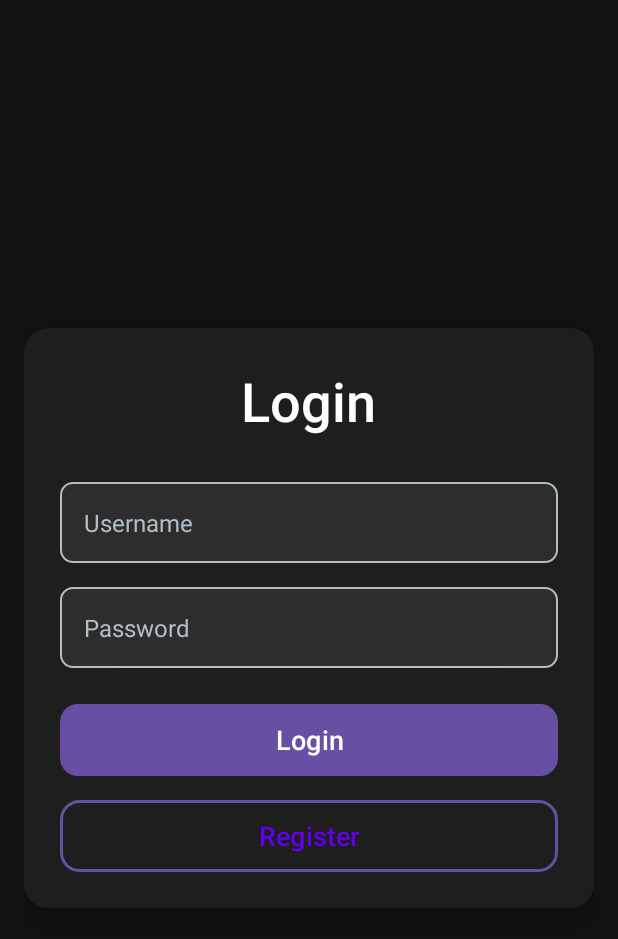
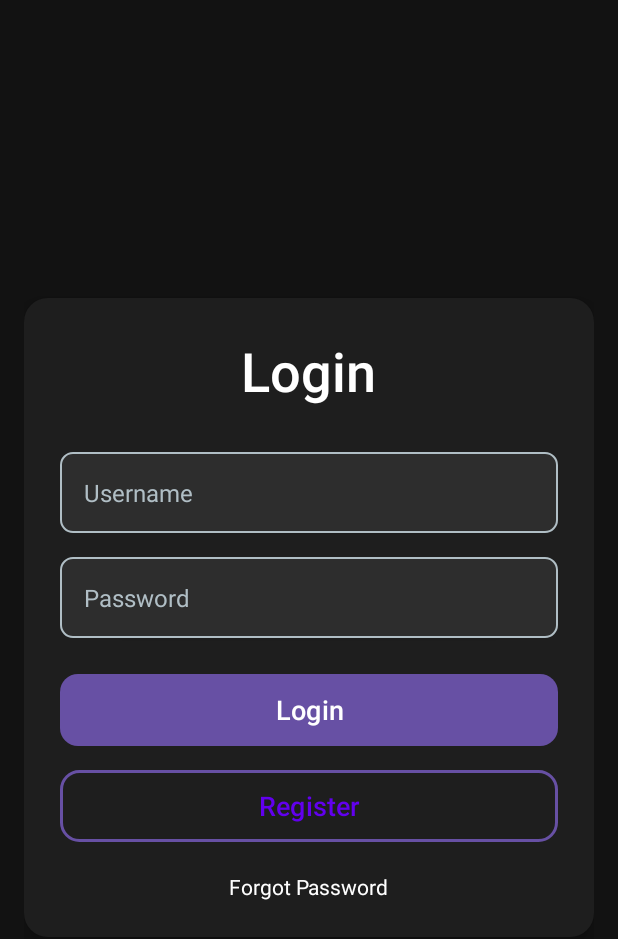
Before and after one commit to Vora-Namra/QuickShop, an Android app: the screen it shows after launch (MainActivity), on a phone screen of 412 x 824 dp. Shown: the top 939 px of the screen. Run offline under Robolectric (Android 15) with nearby library versions, the phone set to English and light mode, and no system bars.

Commit message:
updating login & slider functional

```diff
--- a/app/src/main/java/com/example/ecommerceapp/DatabaseHelper.java
+++ b/app/src/main/java/com/example/ecommerceapp/DatabaseHelper.java
@@ -320,7 +320,7 @@ public class DatabaseHelper extends SQLiteOpenHelper {
                         COLUMN_PRODUCT_NAME + ", " +
                         COLUMN_PRODUCT_DESCRIPTION + ", " +
                         COLUMN_PRODUCT_PRICE + ", " +
-                        COLUMN_PRODUCT_IMAGE_URL + ") VALUES ('Smartphone', 'High-end smartphone with advanced features', 999.99, 'https://www.images.pexels.com/photos/404280/pexels-photo-404280.jpeg?auto=compress&cs=tinysrgb&dpr=2&h=750&w=1260')",
+                        COLUMN_PRODUCT_IMAGE_URL + ") VALUES ('Smartphone', 'High-end smartphone with advanced features', 999.99, 'https://images.pexels.com/photos/607812/pexels-photo-607812.jpeg?auto=compress&cs=tinysrgb&dpr=2&h=750&w=1260')",
                 "INSERT INTO " + TABLE_PRODUCTS + " (" +
                         COLUMN_PRODUCT_NAME + ", " +
                         COLUMN_PRODUCT_DESCRIPTION + ", " +
--- a/app/src/main/java/com/example/ecommerceapp/HomeFragment.java
+++ b/app/src/main/java/com/example/ecommerceapp/HomeFragment.java
@@ -92,6 +92,11 @@ public class HomeFragment extends Fragment {
         brandImages.add(R.drawable.cat3);
         brandImages.add(R.drawable.cat4);
         brandImages.add(R.drawable.cat5);
+        brandImages.add(R.drawable.cat1);
+        brandImages.add(R.drawable.cat2);
+        brandImages.add(R.drawable.cat3);
+        brandImages.add(R.drawable.cat4);
+        brandImages.add(R.drawable.cat5);
         return brandImages;
     }
 }
--- a/app/src/main/java/com/example/ecommerceapp/ProfileFragment.java
+++ b/app/src/main/java/com/example/ecommerceapp/ProfileFragment.java
@@ -12,6 +12,8 @@ import android.widget.Button;
 import android.widget.EditText;
 import android.widget.ImageView;
 import android.widget.TextView;
+import android.widget.Toast;
+
 import androidx.fragment.app.Fragment;
 
 public class ProfileFragment extends Fragment {
@@ -81,6 +83,7 @@ public class ProfileFragment extends Fragment {
             String phone = etPhone.getText().toString();
             User user = dbHelper.getUserById(userId);
             dbHelper.updateUser(userId, user.getUsername(), user.getEmail(), address, phone);
+            Toast.makeText(getContext(),"Profile Updated Successfully",Toast.LENGTH_LONG).show();
         }
     }
 
--- a/app/src/main/res/layout/fragment_login.xml
+++ b/app/src/main/res/layout/fragment_login.xml
@@ -79,5 +79,12 @@
             android:fontFamily="sans-serif-medium"
             android:background="@drawable/button_border"
             android:elevation="4dp" />
+
+        <TextView
+            android:layout_width="wrap_content"
+            android:layout_height="wrap_content"
+            android:text="Forgot Password"
+            android:layout_marginTop="20dp"
+            android:textColor="@color/white"/>
     </LinearLayout>
 </ScrollView>
```
